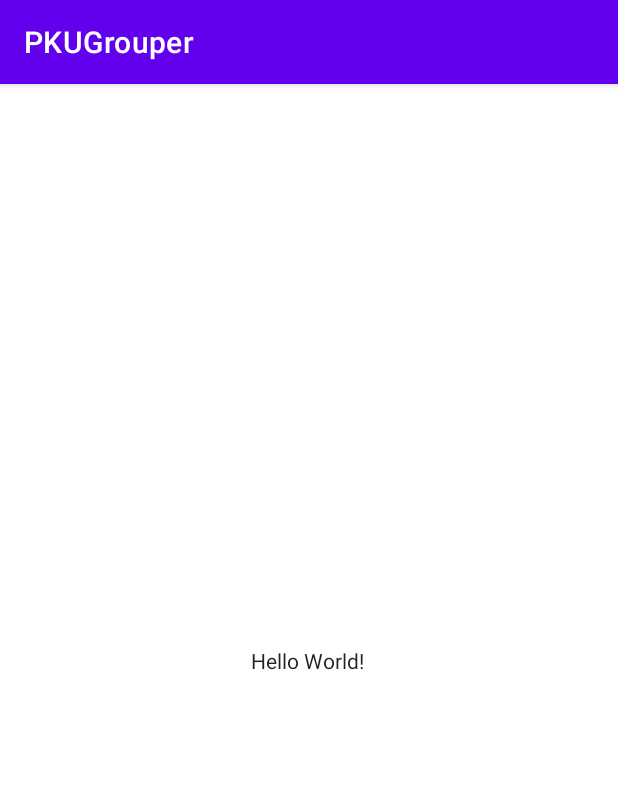
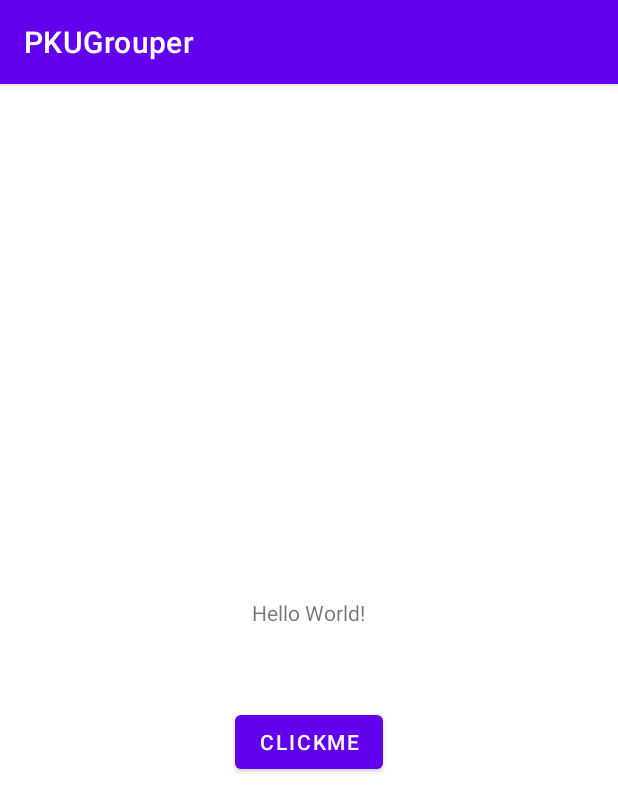
Before and after one commit to ddaa2000/PKUGrouper-Android, an Android app: the screen it shows after launch (MainActivity), on a phone screen of 412 x 824 dp. Shown: the top 812 px of the screen. Run offline under Robolectric (Android 15) with nearby library versions, the phone set to English and light mode, and no system bars.

Commit message:
Add clickme button and detail information

```diff
--- a/PKUGrouper/app/build.gradle
+++ b/PKUGrouper/app/build.gradle
@@ -33,6 +33,7 @@ dependencies {
     implementation 'androidx.appcompat:appcompat:1.2.0'
     implementation 'com.google.android.material:material:1.2.1'
     implementation 'androidx.constraintlayout:constraintlayout:2.0.2'
+    implementation 'androidx.legacy:legacy-support-v4:1.0.0'
     testImplementation 'junit:junit:4.+'
     androidTestImplementation 'androidx.test.ext:junit:1.1.2'
     androidTestImplementation 'androidx.test.espresso:espresso-core:3.3.0'
--- /dev/null
+++ b/PKUGrouper/app/src/main/java/com/e/pkugrouper/HelloWorldFragment.java
@@ -0,0 +1,80 @@
+package com.e.pkugrouper;
+
+import android.app.Activity;
+import android.os.Bundle;
+
+import androidx.fragment.app.Fragment;
+import androidx.fragment.app.FragmentManager;
+
+import android.view.LayoutInflater;
+import android.view.View;
+import android.view.ViewGroup;
+import android.widget.Button;
+
+/**
+ * A simple {@link Fragment} subclass.
+ * Use the {@link HelloWorldFragment#newInstance} factory method to
+ * create an instance of this fragment.
+ */
+public class HelloWorldFragment extends Fragment {
+
+    // TODO: Rename parameter arguments, choose names that match
+    // the fragment initialization parameters, e.g. ARG_ITEM_NUMBER
+    private static final String ARG_PARAM1 = "param1";
+    private static final String ARG_PARAM2 = "param2";
+
+    // TODO: Rename and change types of parameters
+    private String mParam1;
+    private String mParam2;
+
+    private Button helloButton;
+
+    public HelloWorldFragment() {
+        // Required empty public constructor
+    }
+
+    /**
+     * Use this factory method to create a new instance of
+     * this fragment using the provided parameters.
+     *
+     * @param param1 Parameter 1.
+     * @param param2 Parameter 2.
+     * @return A new instance of fragment HelloWorldFragment.
+     */
+    // TODO: Rename and change types and number of parameters
+    public static HelloWorldFragment newInstance(String param1, String param2) {
+        HelloWorldFragment fragment = new HelloWorldFragment();
+        Bundle args = new Bundle();
+        args.putString(ARG_PARAM1, param1);
+        args.putString(ARG_PARAM2, param2);
+        fragment.setArguments(args);
+        return fragment;
+    }
+
+    @Override
+    public void onCreate(Bundle savedInstanceState) {
+        super.onCreate(savedInstanceState);
+        if (getArguments() != null) {
+            mParam1 = getArguments().getString(ARG_PARAM1);
+            mParam2 = getArguments().getString(ARG_PARAM2);
+        }
+    }
+
+    @Override
+    public View onCreateView(LayoutInflater inflater, ViewGroup container,
+                             Bundle savedInstanceState) {
+        // Inflate the layout for this fragment
+        View v = inflater.inflate(R.layout.fragment_hello_world, container, false);
+        helloButton = v.findViewById(R.id.HelloButton);
+        helloButton.setOnClickListener(new View.OnClickListener(){
+            @Override
+            public void onClick(View v){
+                FragmentManager fm = getActivity().getSupportFragmentManager();
+                Fragment fragment = new DetailInfomation();
+                fm.beginTransaction().replace(R.id.main_frame,fragment).commit();
+            }
+        });
+        return v;
+    }
+
+}
--- a/PKUGrouper/app/src/main/java/com/e/pkugrouper/MainActivity.java
+++ b/PKUGrouper/app/src/main/java/com/e/pkugrouper/MainActivity.java
@@ -1,6 +1,8 @@
 package com.e.pkugrouper;
 
 import androidx.appcompat.app.AppCompatActivity;
+import androidx.fragment.app.Fragment;
+import androidx.fragment.app.FragmentManager;
 
 import android.os.Bundle;
 
@@ -10,5 +12,14 @@ public class MainActivity extends AppCompatActivity {
     protected void onCreate(Bundle savedInstanceState) {
         super.onCreate(savedInstanceState);
         setContentView(R.layout.activity_main);
+
+        FragmentManager fm = getSupportFragmentManager();
+        Fragment fragment = fm.findFragmentById(R.id.main_frame);
+        if(fragment == null){
+             fragment = new HelloWorldFragment();
+             fm.beginTransaction().add(R.id.main_frame,fragment).commit();
+        }
+        else
+            fm.beginTransaction().replace(R.id.main_frame,fragment).commit();
     }
 }
--- a/PKUGrouper/app/src/main/res/layout/activity_main.xml
+++ b/PKUGrouper/app/src/main/res/layout/activity_main.xml
@@ -1,20 +1,8 @@
 <?xml version="1.0" encoding="utf-8"?>
-<androidx.constraintlayout.widget.ConstraintLayout xmlns:android="http://schemas.android.com/apk/res/android"
+<FrameLayout xmlns:android="http://schemas.android.com/apk/res/android"
     xmlns:app="http://schemas.android.com/apk/res-auto"
     xmlns:tools="http://schemas.android.com/tools"
     android:layout_width="match_parent"
     android:layout_height="match_parent"
-    tools:context=".MainActivity">
-
-    <com.google.android.material.textview.MaterialTextView
-        android:layout_width="wrap_content"
-        android:layout_height="wrap_content"
-        android:text="Hello World!"
-        style="@style/Theme.MaterialComponents.DayNight.Bridge"
-        app:layout_constraintBottom_toBottomOf="parent"
-        app:layout_constraintHorizontal_bias="0.498"
-        app:layout_constraintLeft_toLeftOf="parent"
-        app:layout_constraintRight_toRightOf="parent"
-        app:layout_constraintTop_toTopOf="parent" />
-
-</androidx.constraintlayout.widget.ConstraintLayout>
+    android:id="@+id/main_frame"
+    tools:context=".MainActivity" />
--- /dev/null
+++ b/PKUGrouper/app/src/main/res/layout/fragment_hello_world.xml
@@ -0,0 +1,39 @@
+<?xml version="1.0" encoding="utf-8"?>
+<androidx.constraintlayout.widget.ConstraintLayout xmlns:android="http://schemas.android.com/apk/res/android"
+    xmlns:app="http://schemas.android.com/apk/res-auto"
+    xmlns:tools="http://schemas.android.com/tools"
+    android:id="@+id/frameLayout2"
+    android:layout_width="match_parent"
+    android:layout_height="match_parent"
+    tools:context=".HelloWorldFragment">
+
+    <!-- TODO: Update blank fragment layout -->
+
+    <Button
+        android:id="@+id/HelloButton"
+        android:layout_width="wrap_content"
+        android:layout_height="wrap_content"
+        android:layout_marginStart="159dp"
+        android:layout_marginTop="396dp"
+        android:layout_marginEnd="159dp"
+        android:layout_marginBottom="287dp"
+        android:text="ClickMe"
+        app:layout_constraintBottom_toBottomOf="parent"
+        app:layout_constraintEnd_toEndOf="parent"
+        app:layout_constraintStart_toStartOf="parent"
+        app:layout_constraintTop_toTopOf="parent" />
+
+    <TextView
+        android:id="@+id/textView"
+        android:layout_width="wrap_content"
+        android:layout_height="wrap_content"
+        android:layout_marginStart="167dp"
+        android:layout_marginEnd="168dp"
+        android:layout_marginBottom="63dp"
+        android:text="Hello World!"
+        app:layout_constraintBottom_toBottomOf="parent"
+        app:layout_constraintEnd_toEndOf="parent"
+        app:layout_constraintStart_toStartOf="parent"
+        app:layout_constraintTop_toTopOf="parent" />
+
+</androidx.constraintlayout.widget.ConstraintLayout>
--- a/PKUGrouper/app/src/main/res/values/strings.xml
+++ b/PKUGrouper/app/src/main/res/values/strings.xml
@@ -1,3 +1,5 @@
 <resources>
     <string name="app_name">PKUGrouper</string>
+    <!-- TODO: Remove or change this placeholder text -->
+    <string name="hello_blank_fragment">Hello blank fragment</string>
 </resources>
```
Also changed, not shown: PKUGrouper/app/src/main/java/com/e/pkugrouper/DetailInfomation.java (added, +64 -0 lines), PKUGrouper/app/src/main/res/layout/fragment_detail_infomation.xml (added, +31 -0 lines).
